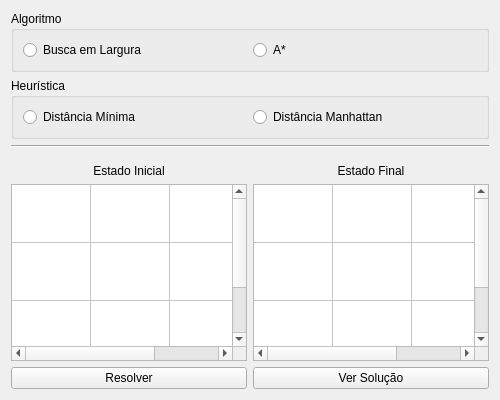
This is gui/input.ui in carolhmj/8puzzle as Qt 5 draws it before an edit. The edited form follows.
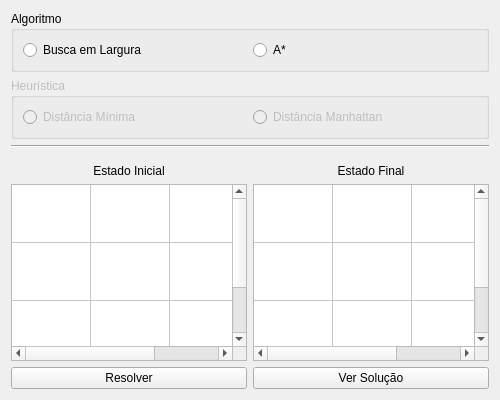
This is the edited form.

```diff
--- a/gui/input.ui
+++ b/gui/input.ui
@@ -5,6 +5,14 @@
   <property name="enabled">
    <bool>true</bool>
   </property>
+  <property name="geometry">
+   <rect>
+    <x>0</x>
+    <y>0</y>
+    <width>500</width>
+    <height>400</height>
+   </rect>
+  </property>
   <property name="minimumSize">
    <size>
     <width>500</width>
@@ -67,6 +75,9 @@
      </item>
      <item>
       <widget class="QGroupBox" name="Heuristica">
+       <property name="enabled">
+        <bool>false</bool>
+       </property>
        <property name="inputMethodHints">
         <set>Qt::ImhDigitsOnly</set>
        </property>
@@ -88,6 +99,9 @@
           </item>
           <item>
            <widget class="QRadioButton" name="dManOpt">
+            <property name="enabled">
+             <bool>false</bool>
+            </property>
             <property name="inputMethodHints">
              <set>Qt::ImhDigitsOnly</set>
             </property>
```
